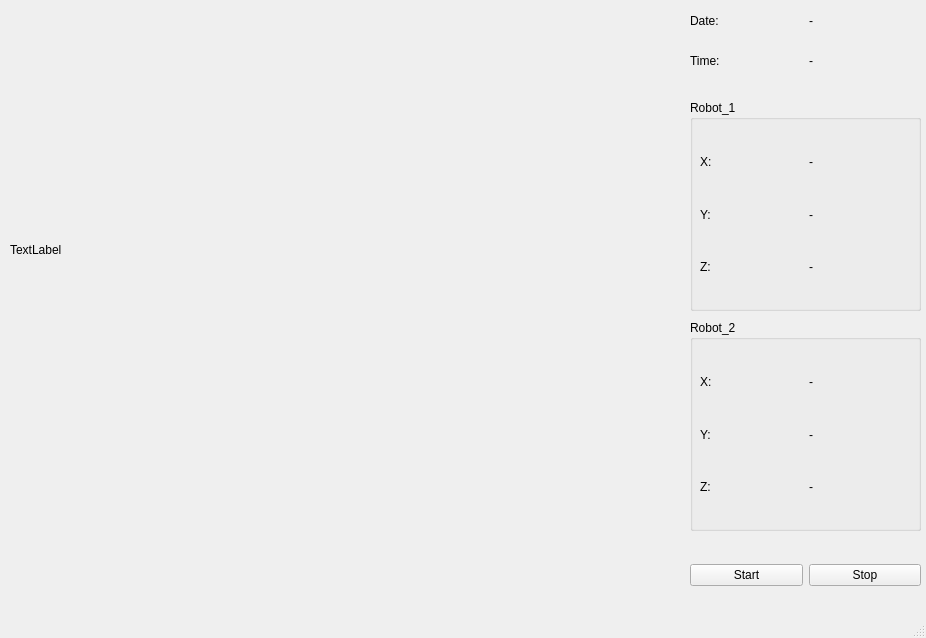
Above: src/qt_publish/UI/Test_02.ui from jamesorry/ros2_ws before the change. Below: the same form after it.
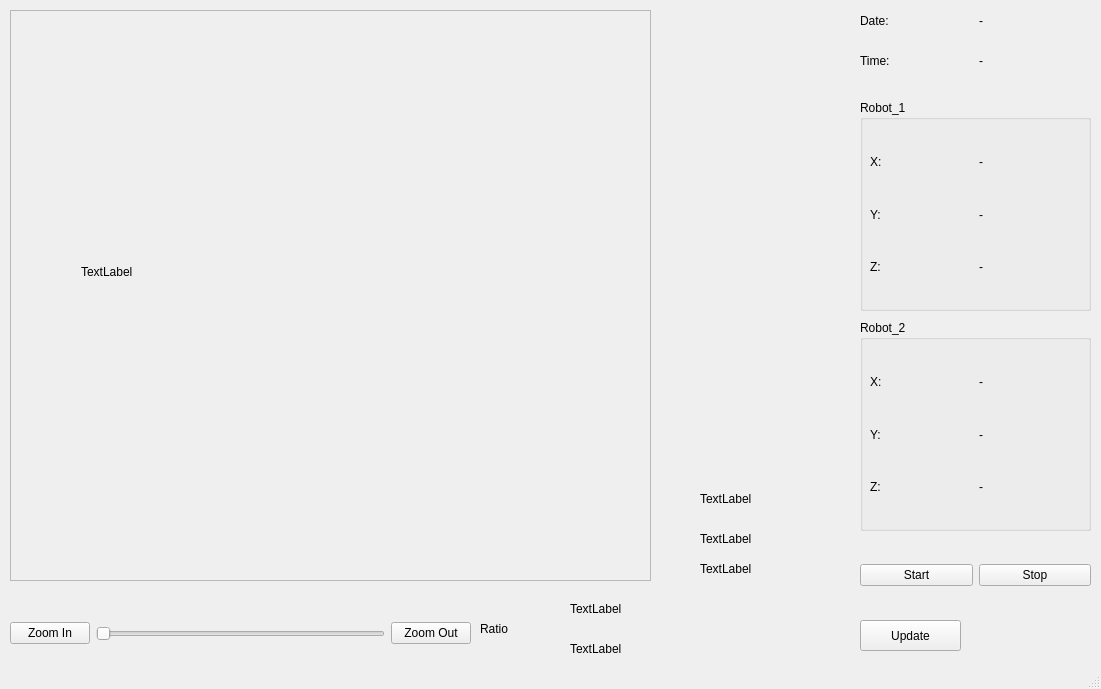
That is the form after the change.

```diff
--- a/src/qt_publish/UI/Test_02.ui
+++ b/src/qt_publish/UI/Test_02.ui
@@ -6,8 +6,8 @@
    <rect>
     <x>0</x>
     <y>0</y>
-    <width>926</width>
-    <height>638</height>
+    <width>1101</width>
+    <height>689</height>
    </rect>
   </property>
   <property name="windowTitle">
@@ -17,7 +17,7 @@
    <widget class="QWidget" name="horizontalLayoutWidget">
     <property name="geometry">
      <rect>
-      <x>690</x>
+      <x>860</x>
       <y>550</y>
       <width>231</width>
       <height>51</height>
@@ -43,7 +43,7 @@
    <widget class="QGroupBox" name="groupBox_robot_1">
     <property name="geometry">
      <rect>
-      <x>690</x>
+      <x>860</x>
       <y>100</y>
       <width>231</width>
       <height>211</height>
@@ -122,7 +122,7 @@
    <widget class="QGroupBox" name="groupBox_robot_2">
     <property name="geometry">
      <rect>
-      <x>690</x>
+      <x>860</x>
       <y>320</y>
       <width>231</width>
       <height>211</height>
@@ -198,10 +198,10 @@
      </layout>
     </widget>
    </widget>
-   <widget class="QWidget" name="">
+   <widget class="QWidget" name="layoutWidget">
     <property name="geometry">
      <rect>
-      <x>690</x>
+      <x>860</x>
       <y>40</y>
       <width>231</width>
       <height>41</height>
@@ -224,10 +224,10 @@
      </item>
     </layout>
    </widget>
-   <widget class="QWidget" name="">
+   <widget class="QWidget" name="layoutWidget">
     <property name="geometry">
      <rect>
-      <x>690</x>
+      <x>860</x>
       <y>0</y>
       <width>231</width>
       <height>41</height>
@@ -250,19 +250,172 @@
      </item>
     </layout>
    </widget>
-   <widget class="QLabel" name="label_Image">
+   <widget class="QPushButton" name="pushButton_update">
+    <property name="geometry">
+     <rect>
+      <x>860</x>
+      <y>620</y>
+      <width>101</width>
+      <height>31</height>
+     </rect>
+    </property>
+    <property name="text">
+     <string>Update</string>
+    </property>
+   </widget>
+   <widget class="QWidget" name="verticalLayoutWidget_3">
     <property name="geometry">
      <rect>
       <x>10</x>
       <y>10</y>
-      <width>640</width>
-      <height>480</height>
+      <width>641</width>
+      <height>571</height>
      </rect>
     </property>
+    <layout class="QVBoxLayout" name="verticalLayout_3">
+     <item>
+      <widget class="QScrollArea" name="scrollArea">
+       <property name="widgetResizable">
+        <bool>true</bool>
+       </property>
+       <widget class="QWidget" name="scrollAreaWidgetContents">
+        <property name="geometry">
+         <rect>
+          <x>0</x>
+          <y>0</y>
+          <width>637</width>
+          <height>567</height>
+         </rect>
+        </property>
+        <widget class="QLabel" name="label_Image">
+         <property name="geometry">
+          <rect>
+           <x>70</x>
+           <y>80</y>
+           <width>491</width>
+           <height>361</height>
+          </rect>
+         </property>
+         <property name="text">
+          <string>TextLabel</string>
+         </property>
+        </widget>
+       </widget>
+      </widget>
+     </item>
+    </layout>
+   </widget>
+   <widget class="QLabel" name="label_image_origin_shape">
+    <property name="geometry">
+     <rect>
+      <x>570</x>
+      <y>600</y>
+      <width>67</width>
+      <height>17</height>
+     </rect>
+    </property>
     <property name="text">
      <string>TextLabel</string>
     </property>
    </widget>
+   <widget class="QLabel" name="label_image_current_shape">
+    <property name="geometry">
+     <rect>
+      <x>570</x>
+      <y>640</y>
+      <width>67</width>
+      <height>17</height>
+     </rect>
+    </property>
+    <property name="text">
+     <string>TextLabel</string>
+    </property>
+   </widget>
+   <widget class="QLabel" name="label_ratio">
+    <property name="geometry">
+     <rect>
+      <x>480</x>
+      <y>620</y>
+      <width>67</width>
+      <height>17</height>
+     </rect>
+    </property>
+    <property name="text">
+     <string>Ratio</string>
+    </property>
+   </widget>
+   <widget class="QLabel" name="label_click_pos">
+    <property name="geometry">
+     <rect>
+      <x>700</x>
+      <y>490</y>
+      <width>67</width>
+      <height>17</height>
+     </rect>
+    </property>
+    <property name="text">
+     <string>TextLabel</string>
+    </property>
+   </widget>
+   <widget class="QLabel" name="label_normal_pos">
+    <property name="geometry">
+     <rect>
+      <x>700</x>
+      <y>530</y>
+      <width>67</width>
+      <height>17</height>
+     </rect>
+    </property>
+    <property name="text">
+     <string>TextLabel</string>
+    </property>
+   </widget>
+   <widget class="QLabel" name="label_real_pos">
+    <property name="geometry">
+     <rect>
+      <x>700</x>
+      <y>560</y>
+      <width>67</width>
+      <height>17</height>
+     </rect>
+    </property>
+    <property name="text">
+     <string>TextLabel</string>
+    </property>
+   </widget>
+   <widget class="QWidget" name="">
+    <property name="geometry">
+     <rect>
+      <x>10</x>
+      <y>620</y>
+      <width>461</width>
+      <height>27</height>
+     </rect>
+    </property>
+    <layout class="QHBoxLayout" name="horizontalLayout_10">
+     <item>
+      <widget class="QPushButton" name="pushButton_zoom_in">
+       <property name="text">
+        <string>Zoom In</string>
+       </property>
+      </widget>
+     </item>
+     <item>
+      <widget class="QSlider" name="Slider_ImageSizeArea">
+       <property name="orientation">
+        <enum>Qt::Horizontal</enum>
+       </property>
+      </widget>
+     </item>
+     <item>
+      <widget class="QPushButton" name="pushButton_zoom_out">
+       <property name="text">
+        <string>Zoom Out</string>
+       </property>
+      </widget>
+     </item>
+    </layout>
+   </widget>
   </widget>
   <widget class="QStatusBar" name="statusbar"/>
  </widget>
```
